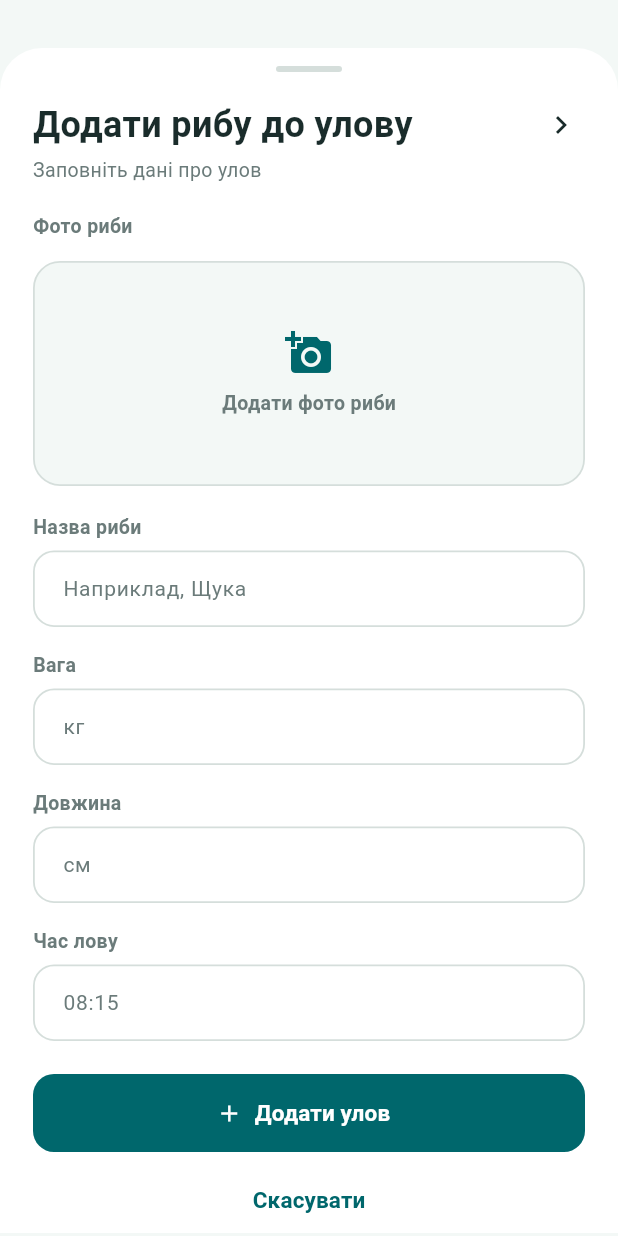
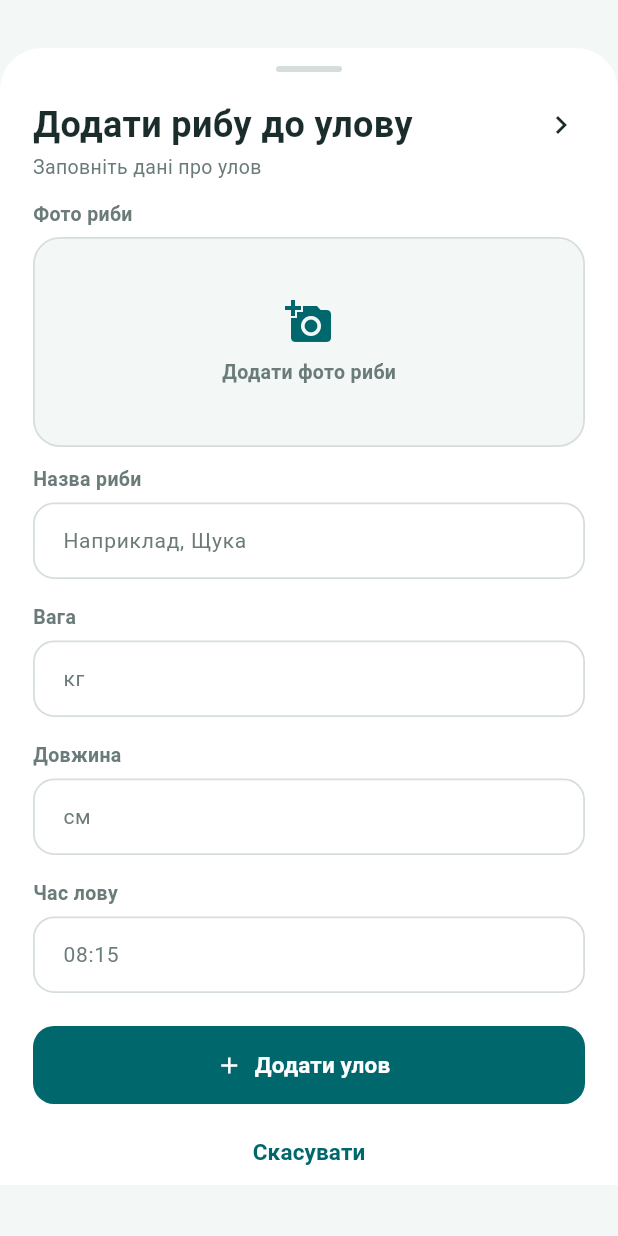
Before and after one commit to bodyakaraziya/KPP, a Flutter app: the FishItemFormDialog widget shown alone on an empty page, opened directly with empty values, on a phone screen of 412 x 824 dp. Run offline on Flutter 3.47's test engine with Material 3 defaults, Android fonts, the phone set to English and light mode, and no system bars; our stand-ins replace cloud_firestore, firebase_analytics, firebase_auth, firebase_core, firebase_crashlytics, shared_preferences; accounts and stored records are empty; network calls fail.

Commit message:
fix bugs

```diff
--- a/lib/core/widgets/water_body_card.dart
+++ b/lib/core/widgets/water_body_card.dart
@@ -202,6 +202,7 @@ class _WaterBodyFormSheetContentState
 
 
   final List<String> _waterTypes = const [
+    'Море',
     'Озеро',
     'Річка',
     'Річкова затока',
--- a/lib/features/trips/widgets/catch_step.dart
+++ b/lib/features/trips/widgets/catch_step.dart
@@ -12,12 +12,15 @@ class CatchStep extends StatefulWidget {
   final List<CatchItem> catchItems;
   final VoidCallback onAddFish;
   final ValueChanged<int> onRemoveFish;
+  /// Редагувати існуючу позицію улову за індексом.
+  final ValueChanged<int>? onEditFish;
 
   const CatchStep({
     super.key,
     required this.catchItems,
     required this.onAddFish,
     required this.onRemoveFish,
+    this.onEditFish,
   });
 
   @override
@@ -185,6 +188,45 @@ class _CatchStepState extends State<CatchStep> {
       ),
       child: Row(
         children: [
+          Expanded(
+            child: widget.onEditFish != null
+                ? GestureDetector(
+                    onTap: () => widget.onEditFish!(index),
+                    behavior: HitTestBehavior.opaque,
+                    child: _buildCatchItemContent(context, item),
+                  )
+                : _buildCatchItemContent(context, item),
+          ),
+          if (widget.onEditFish != null)
+            IconButton(
+              icon: const Icon(
+                Icons.edit_outlined,
+                color: AppColors.primaryTeal,
+                size: 20,
+              ),
+              color: Colors.transparent,
+              onPressed: () => widget.onEditFish!(index),
+              tooltip: 'Редагувати улов',
+              visualDensity: VisualDensity.compact,
+            ),
+          IconButton(
+            icon: const Icon(
+              Icons.delete_outline,
+              color: Color(0xFFB3261E),
+              size: 20,
+            ),
+            color: Colors.transparent,
+            onPressed: () => widget.onRemoveFish(index),
+            visualDensity: VisualDensity.compact,
+          ),
+        ],
+      ),
+    );
+  }
+
+  Widget _buildCatchItemContent(BuildContext context, CatchItem item) {
+    return Row(
+      children: [
         ClipRRect(
           borderRadius: BorderRadius.circular(10),
           child: SizedBox.fromSize(
@@ -226,18 +268,7 @@ class _CatchStepState extends State<CatchStep> {
             ],
           ),
         ),
-          IconButton(
-            icon: const Icon(
-              Icons.delete_outline,
-              color: Color(0xFFB3261E),
-              size: 20,
-            ),
-            color: Colors.transparent,
-            onPressed: () => widget.onRemoveFish(index),
-            visualDensity: VisualDensity.compact,
-          ),
       ],
-      ),
     );
   }
 
@@ -251,11 +282,15 @@ class _CatchStepState extends State<CatchStep> {
       );
 }
 
-/// Діалог додавання однієї позиції улову.
+/// Діалог створення або редагування однієї позиції улову.
 /// Оформлено аналогічно формі додавання снасті: підпис окремо від поля,
-/// фото зверху, кнопки «Додати улов» / «Скасувати» підійшли вертикально.
+/// фото зверху, кнопки «Зберегти» / «Скасувати» підійшли вертикально.
+/// Коли передано [item], форма відкривається в режимі редагування з
+/// попередньо заповненими даними цієї позиції.
 class FishItemFormDialog extends StatefulWidget {
   final String? initialImageUrl;
+  /// Існуюча позиція улову для редагування. Якщо null — форма створення нового улову.
+  final CatchItem? item;
   /// Час початку виїзду (HH:MM) — межа для валідації часу лову.
   final String startTime;
   /// Час кінця виїзду (HH:MM) — межа для валідації часу лову.
@@ -264,6 +299,7 @@ class FishItemFormDialog extends StatefulWidget {
   const FishItemFormDialog({
     super.key,
     this.initialImageUrl,
+    this.item,
     required this.startTime,
     required this.endTime,
   });
@@ -282,11 +318,12 @@ class _FishItemFormDialogState extends State<FishItemFormDialog> {
   @override
   void initState() {
     super.initState();
-    _nameCtrl = TextEditingController();
-    _weightCtrl = TextEditingController();
-    _lengthCtrl = TextEditingController();
-    _timeCtrl = TextEditingController();
-    _imageUrl = widget.initialImageUrl;
+    final item = widget.item;
+    _nameCtrl = TextEditingController(text: item?.fishName ?? '');
+    _weightCtrl = TextEditingController(text: item?.weight ?? '');
+    _lengthCtrl = TextEditingController(text: item?.length ?? '');
+    _timeCtrl = TextEditingController(text: item?.time ?? '');
+    _imageUrl = item?.imageUrl ?? widget.initialImageUrl;
   }
 
   /// Перетворює рядок часу HH:MM на хвилини від півночі (або null, якщо невірний формат).
@@ -405,6 +442,7 @@ class _FishItemFormDialogState extends State<FishItemFormDialog> {
     final bottomInset = media.viewInsets.bottom > media.viewPadding.bottom
         ? media.viewInsets.bottom
         : media.viewPadding.bottom;
+    final bool isEditing = widget.item != null;
     return Container(
       margin: const EdgeInsets.only(top: 32),
       padding: EdgeInsets.fromLTRB(22, 12, 22, bottomInset),
@@ -435,7 +473,7 @@ class _FishItemFormDialogState extends State<FishItemFormDialog> {
               mainAxisAlignment: MainAxisAlignment.spaceBetween,
               children: [
                 Text(
-                  'Додати рибу до улову',
+                  isEditing ? 'Редагувати улов' : 'Додати рибу до улову',
                   style: const TextStyle(
                     fontSize: 24,
                     fontWeight: FontWeight.w600,
@@ -456,7 +494,7 @@ class _FishItemFormDialogState extends State<FishItemFormDialog> {
                 ),
               ],
             ),
-            const SizedBox(height: 4),
+            const SizedBox(height: 2),
             Text(
               'Заповніть дані про улов',
               textAlign: TextAlign.center,
@@ -465,22 +503,21 @@ class _FishItemFormDialogState extends State<FishItemFormDialog> {
                 color: AppColors.textSecondary,
               ),
             ),
-            const SizedBox(height: 18),
+            const SizedBox(height: 12),
 
             // Фото риби — зверху, як у інших формах
             _buildLabel('Фото риби'),
-            const SizedBox(height: 8),
             GestureDetector(
               onTap: _pickPhoto,
               child: Container(
-                height: 150,
+                height: 140,
                 width: double.infinity,
                 decoration: BoxDecoration(
                   color: const Color(0xFFF3F8F6),
                   borderRadius: BorderRadius.circular(18),
                   border: Border.all(color: AppColors.cardBorder, width: 1.2),
                 ),
-                child: _imageUrl != null
+                child: (_imageUrl ?? '').isNotEmpty
                     ? ClipRRect(
                         borderRadius: BorderRadius.circular(18),
                         child: Stack(
@@ -523,7 +560,7 @@ class _FishItemFormDialogState extends State<FishItemFormDialog> {
                     : _photoPlaceholder(),
               ),
             ),
-            const SizedBox(height: 18),
+            const SizedBox(height: 12),
 
             // Поле: Назва риби
             _buildLabel('Назва риби'),
@@ -585,10 +622,10 @@ class _FishItemFormDialogState extends State<FishItemFormDialog> {
                     borderRadius: BorderRadius.circular(14),
                   ),
                 ),
-                icon: const Icon(Icons.add, size: 18),
-                label: const Text(
-                  'Додати улов',
-                  style: TextStyle(
+                icon: Icon(isEditing ? Icons.save : Icons.add, size: 18),
+                label: Text(
+                  isEditing ? 'Зберегти зміни' : 'Додати улов',
+                  style: const TextStyle(
                     fontSize: 15,
                     fontWeight: FontWeight.w700,
                   ),
```
Also changed, not shown: lib/features/trips/screens/add_trip_screen.dart (+20 -0 lines). Lines whose indentation alone changed are shown as unchanged.
